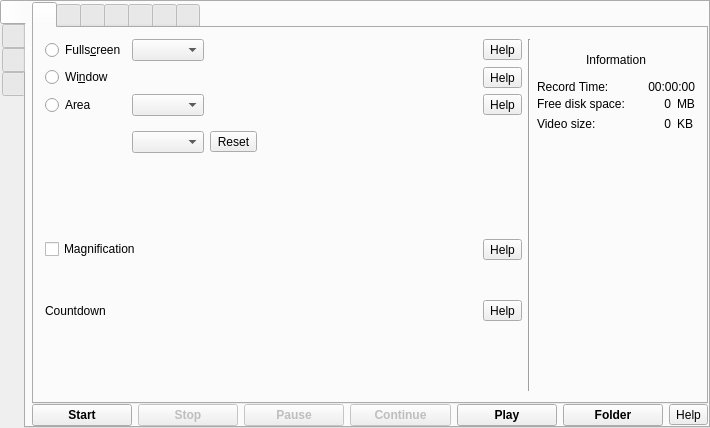
This is src/formMainWindow.ui in vkohaupt/vokoscreenNG as Qt 5 draws it before an edit. The edited form follows.
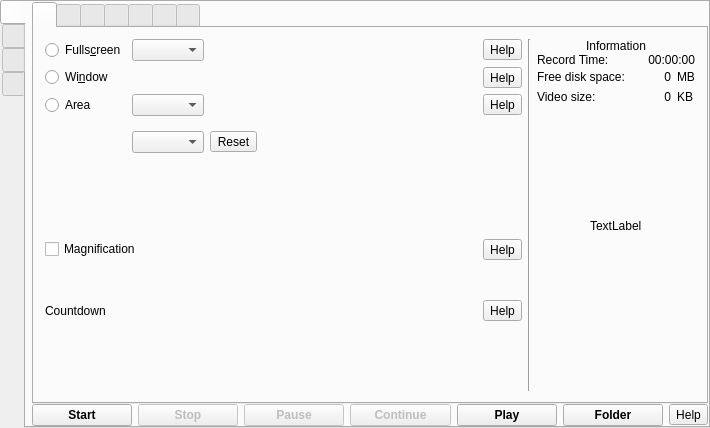
This is the edited form. Icons and pictures are not drawn.

Diff of the .ui file:
```diff
--- a/src/formMainWindow.ui
+++ b/src/formMainWindow.ui
@@ -315,10 +315,20 @@
              </widget>
             </item>
             <item>
-             <layout class="QGridLayout" name="gridLayout_6" rowminimumheight="41,0,0">
+             <layout class="QGridLayout" name="gridLayout_6">
+              <property name="bottomMargin">
+               <number>10</number>
+              </property>
               <property name="verticalSpacing">
                <number>0</number>
               </property>
+              <item row="0" column="0" alignment="Qt::AlignHCenter">
+               <widget class="QLabel" name="label_17">
+                <property name="text">
+                 <string>Information</string>
+                </property>
+               </widget>
+              </item>
               <item row="2" column="0">
                <layout class="QGridLayout" name="gridLayout_5">
                 <item row="0" column="2">
@@ -390,13 +400,6 @@
                 </item>
                </layout>
               </item>
-              <item row="0" column="0" alignment="Qt::AlignHCenter">
-               <widget class="QLabel" name="label_17">
-                <property name="text">
-                 <string>Information</string>
-                </property>
-               </widget>
-              </item>
               <item row="1" column="0">
                <layout class="QHBoxLayout" name="horizontalLayout_4">
                 <property name="bottomMargin">
@@ -421,6 +424,29 @@
                 </item>
                </layout>
               </item>
+              <item row="3" column="0" alignment="Qt::AlignHCenter">
+               <widget class="QLabel" name="label_Upate_tab_1">
+                <property name="text">
+                 <string notr="true">TextLabel</string>
+                </property>
+                <property name="openExternalLinks">
+                 <bool>true</bool>
+                </property>
+               </widget>
+              </item>
+              <item row="4" column="0">
+               <spacer name="verticalSpacer_21">
+                <property name="orientation">
+                 <enum>Qt::Vertical</enum>
+                </property>
+                <property name="sizeHint" stdset="0">
+                 <size>
+                  <width>20</width>
+                  <height>40</height>
+                 </size>
+                </property>
+               </spacer>
+              </item>
              </layout>
             </item>
            </layout>
```
Left out of the diff: 7 changed lines with no effect on the pictures.
